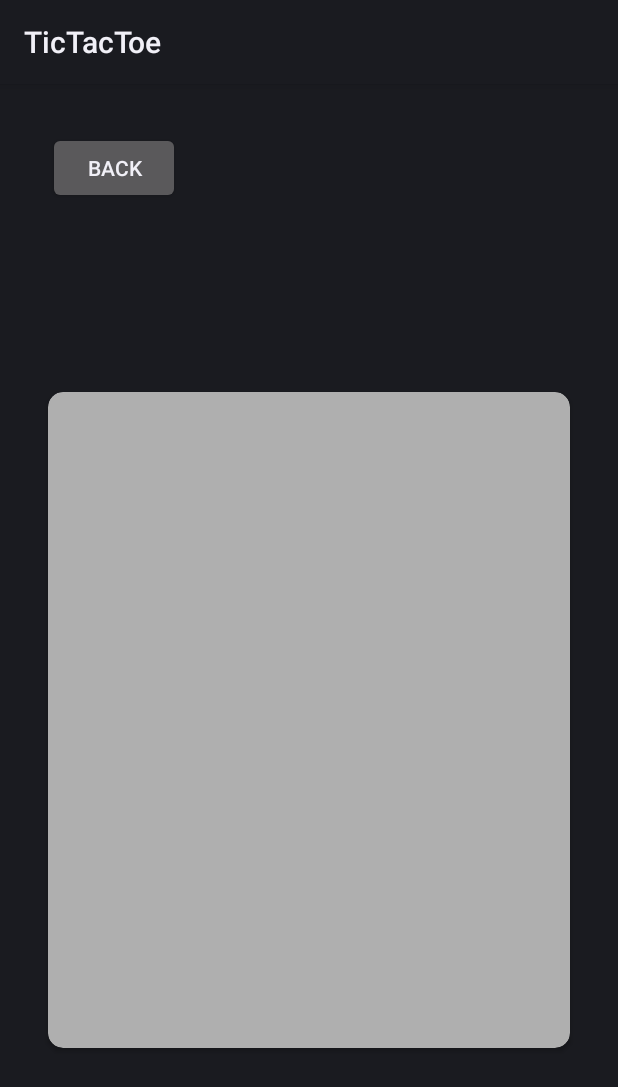
After one commit to DrKibou/TicTacBoom, an Android app: the layout activity_vs_ai.xml on its own in the app's theme, with its tools: preview values and no code run, on a phone screen of 412 x 824 dp. The commit adds this screen. Shown: the top 1087 px of the screen. Run offline under Robolectric (Android 15) with nearby library versions, the phone set to English and light mode, and no system bars.

Commit message:
Added vsAI

```diff
--- a/app/src/main/AndroidManifest.xml
+++ b/app/src/main/AndroidManifest.xml
@@ -12,6 +12,9 @@
         android:theme="@style/Theme.TicTacToe"
         tools:targetApi="31">
         <activity
+            android:name=".VsAI"
+            android:exported="false" />
+        <activity
             android:name=".Home"
             android:exported="true">
             <intent-filter>
@@ -22,9 +25,7 @@
         </activity>
         <activity
             android:name=".MainActivity"
-            android:exported="false">
-
-        </activity>
+            android:exported="false"></activity>
     </application>
 
 </manifest>
--- a/app/src/main/java/com/example/tictactoe/Home.java
+++ b/app/src/main/java/com/example/tictactoe/Home.java
@@ -2,6 +2,7 @@ package com.example.tictactoe;
 
 import androidx.appcompat.app.AppCompatActivity;
 
+import android.content.Intent;
 import android.os.Bundle;
 import android.view.View;
 import android.widget.Button;
@@ -14,6 +15,9 @@ public class Home extends AppCompatActivity {
     protected void onCreate(Bundle savedInstanceState) {
         super.onCreate(savedInstanceState);
         setContentView(R.layout.activity_home);
+
+        mpBtn = (Button) findViewById(R.id.mpBtn);
+        aiBtn = (Button) findViewById(R.id.aiBtn);
 
         mpBtn.setOnClickListener(new View.OnClickListener() {
             @Override
@@ -29,4 +33,12 @@ public class Home extends AppCompatActivity {
             }
         });
     }
+
+    public void openAi(){
+        Intent intent = new Intent();
+    }
+    public void openMulti(){
+        Intent intent = new Intent();
+    }
+
 }
--- a/app/src/main/java/com/example/tictactoe/MainActivity.java
+++ b/app/src/main/java/com/example/tictactoe/MainActivity.java
@@ -17,5 +17,6 @@ public class MainActivity extends AppCompatActivity {
         //atleast recent knyayo sikami 3 weeks ago HAHAHAHA
         //changed home
         //yeah
+        // added vsAi activity
     }
 }
--- /dev/null
+++ b/app/src/main/java/com/example/tictactoe/VsAI.java
@@ -0,0 +1,16 @@
+package com.example.tictactoe;
+
+import androidx.appcompat.app.AppCompatActivity;
+
+import android.os.Bundle;
+
+public class VsAI extends AppCompatActivity {
+
+    @Override
+    protected void onCreate(Bundle savedInstanceState) {
+        super.onCreate(savedInstanceState);
+        setContentView(R.layout.activity_vs_ai);
+
+
+    }
+}
--- /dev/null
+++ b/app/src/main/res/layout/activity_vs_ai.xml
@@ -0,0 +1,51 @@
+<?xml version="1.0" encoding="utf-8"?>
+<androidx.constraintlayout.widget.ConstraintLayout xmlns:android="http://schemas.android.com/apk/res/android"
+    xmlns:app="http://schemas.android.com/apk/res-auto"
+    xmlns:tools="http://schemas.android.com/tools"
+    android:layout_width="match_parent"
+    android:layout_height="match_parent"
+    tools:context=".VsAI">
+
+    <Button
+        android:id="@+id/button"
+        android:layout_width="wrap_content"
+        android:layout_height="wrap_content"
+        android:layout_marginStart="32dp"
+        android:layout_marginTop="32dp"
+        android:text="Back"
+        app:layout_constraintStart_toStartOf="parent"
+        app:layout_constraintTop_toTopOf="parent" />
+
+    <androidx.cardview.widget.CardView
+        android:layout_width="0dp"
+        android:layout_height="0dp"
+        android:layout_marginStart="32dp"
+        android:layout_marginTop="125dp"
+        android:layout_marginEnd="32dp"
+        android:layout_marginBottom="125dp"
+        app:cardBackgroundColor="#AFAFAF"
+        app:cardCornerRadius="10dp"
+        app:contentPadding="10dp"
+        app:layout_constraintBottom_toBottomOf="parent"
+        app:layout_constraintEnd_toEndOf="parent"
+        app:layout_constraintStart_toStartOf="parent"
+        app:layout_constraintTop_toBottomOf="@+id/button">
+
+        <LinearLayout
+            android:layout_width="match_parent"
+            android:layout_height="120dp"
+            android:orientation="horizontal" />
+
+        <LinearLayout
+            android:layout_width="match_parent"
+            android:layout_height="120dp"
+            android:layout_marginTop="130dp"
+            android:orientation="horizontal"></LinearLayout>
+
+        <LinearLayout
+            android:layout_width="match_parent"
+            android:layout_height="120dp"
+            android:layout_marginTop="260dp"
+            android:orientation="horizontal"></LinearLayout>
+    </androidx.cardview.widget.CardView>
+</androidx.constraintlayout.widget.ConstraintLayout>
```
